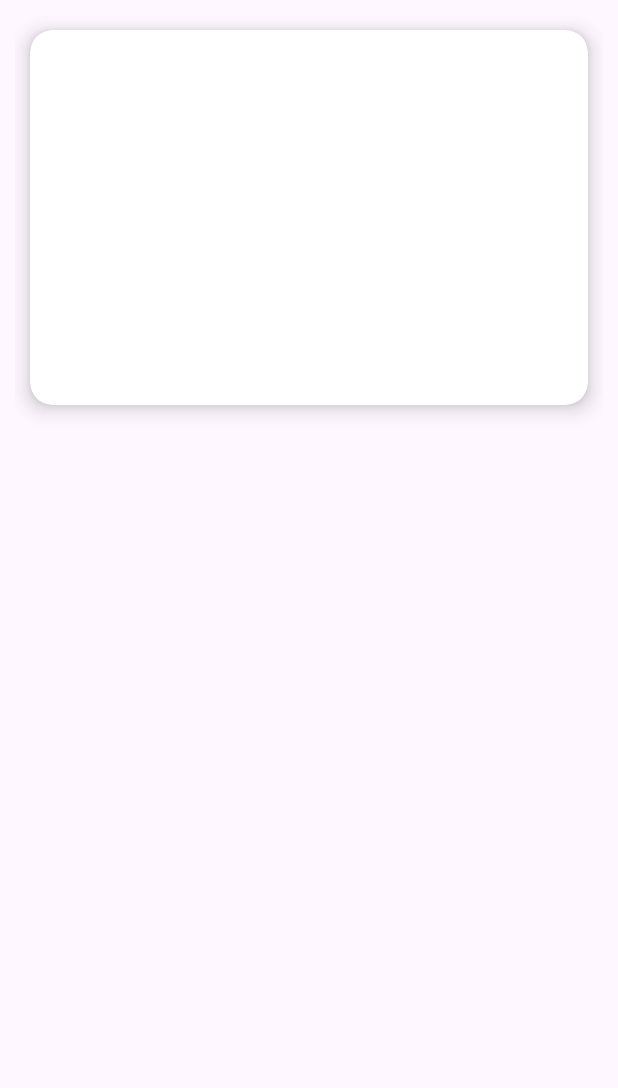
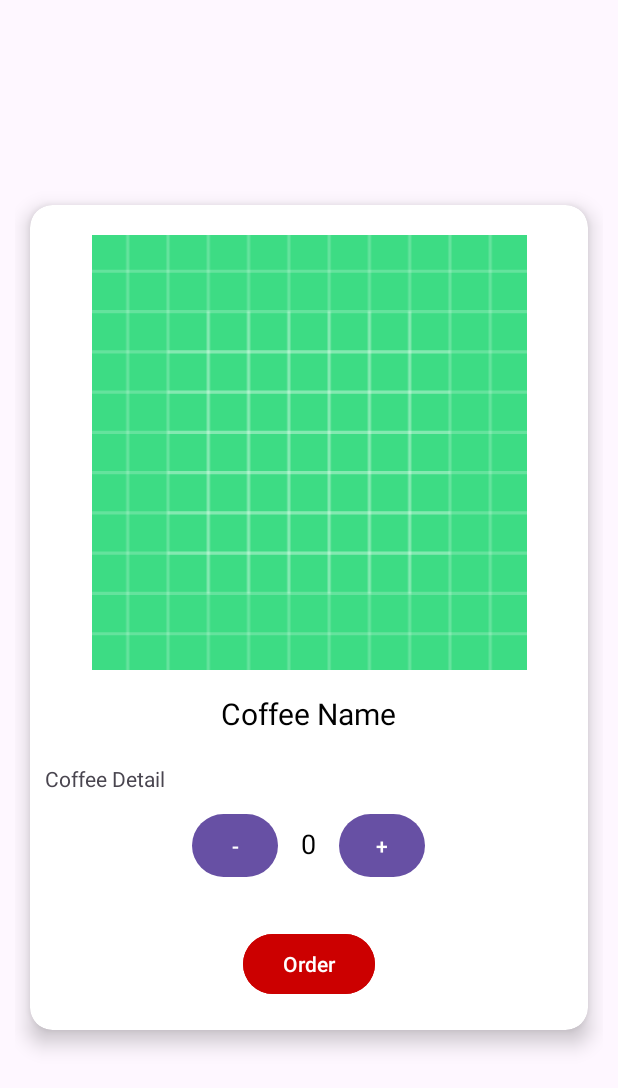
Before and after one commit to ChemieAi/coffeeorderappone, an Android app: the fragment CoffeeDetailFragment shown on its own in the app's theme, on a phone screen of 412 x 824 dp. Shown: the top 1088 px of the screen. Run offline under Robolectric (Android 15) with nearby library versions, the phone set to English and light mode, and no system bars.

Commit message:
coffee details updates

```diff
--- a/app/src/main/res/layout/fragment_coffee_detail.xml
+++ b/app/src/main/res/layout/fragment_coffee_detail.xml
@@ -1,5 +1,5 @@
 <?xml version="1.0" encoding="utf-8"?>
-<LinearLayout xmlns:android="http://schemas.android.com/apk/res/android"
+<RelativeLayout xmlns:android="http://schemas.android.com/apk/res/android"
     xmlns:tools="http://schemas.android.com/tools"
     android:layout_width="match_parent"
     android:layout_height="match_parent"
@@ -13,7 +13,8 @@
         android:layout_height="wrap_content"
         app:cardElevation="8dp"
         app:cardCornerRadius="15dp"
-        android:layout_margin="10dp">
+        android:layout_margin="10dp"
+        android:layout_centerInParent="true">
 
         <RelativeLayout
             android:layout_width="match_parent"
@@ -21,15 +22,82 @@
 
         <ImageView
             android:layout_width="match_parent"
-            android:layout_height="250dp"
-
+            android:layout_height="290dp"
+            android:layout_marginTop="20dp"
+            android:id="@+id/CoffeeDetailImage"
+            android:src="@drawable/ic_launcher_background"
             />
 
+            <TextView
+                android:layout_width="wrap_content"
+                android:layout_height="wrap_content"
+                android:layout_below="@id/CoffeeDetailImage"
+                android:layout_marginTop="15dp"
+                android:layout_marginBottom="10dp"
+                android:layout_centerHorizontal="true"
+                android:text="@string/coffee_name2"
+                android:textSize="20sp"
+                android:textColor="@color/black"
+                android:id="@+id/coffeenamedetail"
+                />
+
+            <TextView
+                android:layout_width="match_parent"
+                android:layout_height="wrap_content"
+                android:text="@string/coffee_detail"
+                android:layout_below="@id/coffeenamedetail"
+                android:layout_margin="10dp"
+                android:id="@+id/coffeedetaildetail"
+                />
+
+            <LinearLayout
+                android:id="@+id/linear"
+                android:layout_width="wrap_content"
+                android:layout_height="wrap_content"
+                android:layout_centerHorizontal="true"
+                android:layout_below="@id/coffeedetaildetail"
+                android:orientation="horizontal">
+
+                <Button
+                    android:layout_width="57dp"
+                    android:layout_height="50dp"
+                    android:text="@string/b1eksi"
+                    android:id="@+id/decrementcoffee" />
+
+                <TextView
+                    android:layout_width="wrap_content"
+                    android:layout_height="wrap_content"
+                    android:text="0"
+                    android:id="@+id/quantityDETAILNUMBER"
+                    android:textSize="18sp"
+                    android:textColor="@color/black"
+                    android:layout_marginLeft="15dp"
+                    android:layout_marginRight="15dp" />
+
+                <Button
+                    android:layout_width="57dp"
+                    android:layout_height="50dp"
+                    android:text="@string/b2arti"
+                    android:id="@+id/incrementcoffee"
+                    />
 
 
+            </LinearLayout>
+
+            <Button
+                android:layout_width="wrap_content"
+                android:layout_height="wrap_content"
+                android:text="Order"
+                android:id="@+id/orderdetail"
+                android:backgroundTint="@android:color/holo_red_dark"
+                android:layout_below="@+id/linear"
+                android:layout_centerHorizontal="true"
+                android:layout_marginTop="30dp"
+                android:layout_marginBottom="20dp"
+                />
 
 
         </RelativeLayout>
     </androidx.cardview.widget.CardView>
 
-</LinearLayout>
+</RelativeLayout>
--- a/app/src/main/res/values/strings.xml
+++ b/app/src/main/res/values/strings.xml
@@ -4,4 +4,8 @@
     <string name="hello_blank_fragment">Hello blank fragment</string>
     <string name="loremloremloremlorem">loremloremloremlorem</string>
     <string name="coffee_name">Coffee Name</string>
+    <string name="coffee_name2">Coffee Name</string>
+    <string name="coffee_detail">Coffee Detail</string>
+    <string name="b1eksi">-</string>
+    <string name="b2arti">+</string>
 </resources>
```
